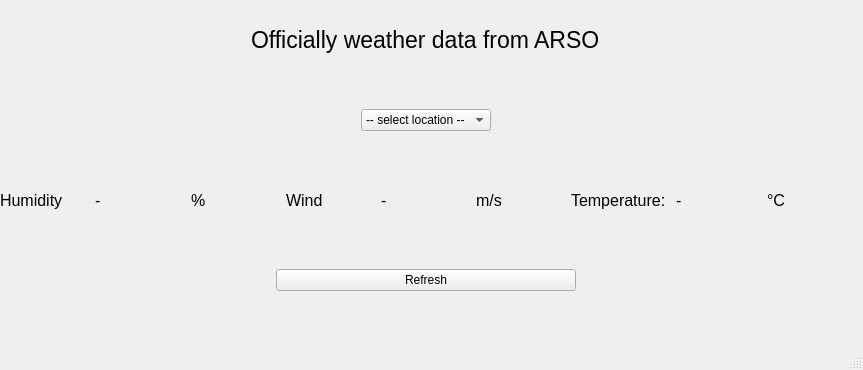
First picture: the form in GUI.ui, repository DavidTheArduinoFighter/RLS_Weather, before the edit.
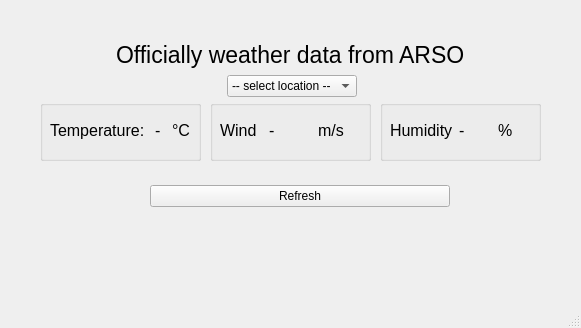
Second picture: the form after the edit.

Diff of the .ui file:
```diff
--- a/GUI.ui
+++ b/GUI.ui
@@ -6,153 +6,21 @@
    <rect>
     <x>0</x>
     <y>0</y>
-    <width>863</width>
-    <height>370</height>
+    <width>581</width>
+    <height>328</height>
    </rect>
   </property>
   <property name="windowTitle">
    <string>MainWindow</string>
   </property>
   <widget class="QWidget" name="centralwidget">
-   <widget class="QWidget" name="horizontalLayoutWidget_4">
-    <property name="geometry">
-     <rect>
-      <x>0</x>
-      <y>160</y>
-      <width>851</width>
-      <height>80</height>
-     </rect>
-    </property>
-    <layout class="QHBoxLayout" name="horizontalLayout_2">
-     <item>
-      <layout class="QHBoxLayout" name="horizontalLayout_humidity">
-       <item>
-        <widget class="QLabel" name="label_humidity">
-         <property name="font">
-          <font>
-           <pointsize>12</pointsize>
-          </font>
-         </property>
-         <property name="text">
-          <string>Humidity</string>
-         </property>
-        </widget>
-       </item>
-       <item>
-        <widget class="QLabel" name="label_humidity_value">
-         <property name="font">
-          <font>
-           <pointsize>12</pointsize>
-          </font>
-         </property>
-         <property name="text">
-          <string>-</string>
-         </property>
-        </widget>
-       </item>
-       <item>
-        <widget class="QLabel" name="label_humidity_percentage">
-         <property name="font">
-          <font>
-           <pointsize>12</pointsize>
-          </font>
-         </property>
-         <property name="text">
-          <string>%</string>
-         </property>
-        </widget>
-       </item>
-      </layout>
-     </item>
-     <item>
-      <layout class="QHBoxLayout" name="horizontalLayout_wind">
-       <item>
-        <widget class="QLabel" name="label_wind">
-         <property name="font">
-          <font>
-           <pointsize>12</pointsize>
-          </font>
-         </property>
-         <property name="text">
-          <string>Wind</string>
-         </property>
-        </widget>
-       </item>
-       <item>
-        <widget class="QLabel" name="label_wind_value">
-         <property name="font">
-          <font>
-           <pointsize>12</pointsize>
-          </font>
-         </property>
-         <property name="text">
-          <string>-</string>
-         </property>
-        </widget>
-       </item>
-       <item>
-        <widget class="QLabel" name="label_wind_ms">
-         <property name="font">
-          <font>
-           <pointsize>12</pointsize>
-          </font>
-         </property>
-         <property name="text">
-          <string>m/s</string>
-         </property>
-        </widget>
-       </item>
-      </layout>
-     </item>
-     <item>
-      <layout class="QHBoxLayout" name="horizontalLayout_temperature">
-       <item>
-        <widget class="QLabel" name="label_temperature">
-         <property name="font">
-          <font>
-           <pointsize>12</pointsize>
-          </font>
-         </property>
-         <property name="text">
-          <string>Temperature: </string>
-         </property>
-        </widget>
-       </item>
-       <item>
-        <widget class="QLabel" name="label_temperature_value">
-         <property name="font">
-          <font>
-           <pointsize>12</pointsize>
-          </font>
-         </property>
-         <property name="text">
-          <string>-</string>
-         </property>
-        </widget>
-       </item>
-       <item>
-        <widget class="QLabel" name="label_temperature_C">
-         <property name="font">
-          <font>
-           <pointsize>12</pointsize>
-          </font>
-         </property>
-         <property name="text">
-          <string>°C</string>
-         </property>
-        </widget>
-       </item>
-      </layout>
-     </item>
-    </layout>
-   </widget>
    <widget class="QWidget" name="horizontalLayoutWidget_5">
     <property name="geometry">
      <rect>
-      <x>0</x>
-      <y>240</y>
-      <width>851</width>
-      <height>80</height>
+      <x>40</x>
+      <y>160</y>
+      <width>501</width>
+      <height>73</height>
      </rect>
     </property>
     <layout class="QHBoxLayout" name="horizontalLayout_refresh">
@@ -200,10 +68,10 @@
    <widget class="QWidget" name="horizontalLayoutWidget_6">
     <property name="geometry">
      <rect>
-      <x>0</x>
-      <y>80</y>
-      <width>851</width>
-      <height>80</height>
+      <x>41</x>
+      <y>75</y>
+      <width>501</width>
+      <height>22</height>
      </rect>
     </property>
     <layout class="QHBoxLayout" name="horizontalLayout_select_location">
@@ -247,10 +115,10 @@
    <widget class="QWidget" name="horizontalLayoutWidget_7">
     <property name="geometry">
      <rect>
-      <x>0</x>
-      <y>0</y>
-      <width>851</width>
-      <height>80</height>
+      <x>40</x>
+      <y>40</y>
+      <width>501</width>
+      <height>30</height>
      </rect>
     </property>
     <layout class="QHBoxLayout" name="horizontalLayout_title">
@@ -294,6 +162,180 @@
      </item>
     </layout>
    </widget>
+   <widget class="QGroupBox" name="groupBox">
+    <property name="geometry">
+     <rect>
+      <x>40</x>
+      <y>100</y>
+      <width>161</width>
+      <height>61</height>
+     </rect>
+    </property>
+   </widget>
+   <widget class="QGroupBox" name="groupBox_2">
+    <property name="geometry">
+     <rect>
+      <x>210</x>
+      <y>100</y>
+      <width>161</width>
+      <height>61</height>
+     </rect>
+    </property>
+   </widget>
+   <widget class="QGroupBox" name="groupBox_3">
+    <property name="geometry">
+     <rect>
+      <x>380</x>
+      <y>100</y>
+      <width>161</width>
+      <height>61</height>
+     </rect>
+    </property>
+   </widget>
+   <widget class="QWidget" name="horizontalLayoutWidget">
+    <property name="geometry">
+     <rect>
+      <x>50</x>
+      <y>110</y>
+      <width>140</width>
+      <height>41</height>
+     </rect>
+    </property>
+    <layout class="QHBoxLayout" name="horizontalLayout_temperature">
+     <item>
+      <widget class="QLabel" name="label_temperature">
+       <property name="font">
+        <font>
+         <pointsize>12</pointsize>
+        </font>
+       </property>
+       <property name="text">
+        <string>Temperature: </string>
+       </property>
+      </widget>
+     </item>
+     <item>
+      <widget class="QLabel" name="label_temperature_value">
+       <property name="font">
+        <font>
+         <pointsize>12</pointsize>
+        </font>
+       </property>
+       <property name="text">
+        <string>-</string>
+       </property>
+      </widget>
+     </item>
+     <item>
+      <widget class="QLabel" name="label_temperature_C">
+       <property name="font">
+        <font>
+         <pointsize>12</pointsize>
+        </font>
+       </property>
+       <property name="text">
+        <string>°C</string>
+       </property>
+      </widget>
+     </item>
+    </layout>
+   </widget>
+   <widget class="QWidget" name="horizontalLayoutWidget_3">
+    <property name="geometry">
+     <rect>
+      <x>390</x>
+      <y>110</y>
+      <width>141</width>
+      <height>41</height>
+     </rect>
+    </property>
+    <layout class="QHBoxLayout" name="horizontalLayout_humidity">
+     <item>
+      <widget class="QLabel" name="label_humidity">
+       <property name="font">
+        <font>
+         <pointsize>12</pointsize>
+        </font>
+       </property>
+       <property name="text">
+        <string>Humidity</string>
+       </property>
+      </widget>
+     </item>
+     <item>
+      <widget class="QLabel" name="label_humidity_value">
+       <property name="font">
+        <font>
+         <pointsize>12</pointsize>
+        </font>
+       </property>
+       <property name="text">
+        <string>-</string>
+       </property>
+      </widget>
+     </item>
+     <item>
+      <widget class="QLabel" name="label_humidity_percentage">
+       <property name="font">
+        <font>
+         <pointsize>12</pointsize>
+        </font>
+       </property>
+       <property name="text">
+        <string>%</string>
+       </property>
+      </widget>
+     </item>
+    </layout>
+   </widget>
+   <widget class="QWidget" name="horizontalLayoutWidget_2">
+    <property name="geometry">
+     <rect>
+      <x>220</x>
+      <y>110</y>
+      <width>141</width>
+      <height>41</height>
+     </rect>
+    </property>
+    <layout class="QHBoxLayout" name="horizontalLayout_wind">
+     <item>
+      <widget class="QLabel" name="label_wind">
+       <property name="font">
+        <font>
+         <pointsize>12</pointsize>
+        </font>
+       </property>
+       <property name="text">
+        <string>Wind</string>
+       </property>
+      </widget>
+     </item>
+     <item>
+      <widget class="QLabel" name="label_wind_value">
+       <property name="font">
+        <font>
+         <pointsize>12</pointsize>
+        </font>
+       </property>
+       <property name="text">
+        <string>-</string>
+       </property>
+      </widget>
+     </item>
+     <item>
+      <widget class="QLabel" name="label_wind_ms">
+       <property name="font">
+        <font>
+         <pointsize>12</pointsize>
+        </font>
+       </property>
+       <property name="text">
+        <string>m/s</string>
+       </property>
+      </widget>
+     </item>
+    </layout>
+   </widget>
   </widget>
   <widget class="QMenuBar" name="menubar">
    <property name="geometry">
```
Left out of the diff: 8 changed lines with no effect on the pictures.
